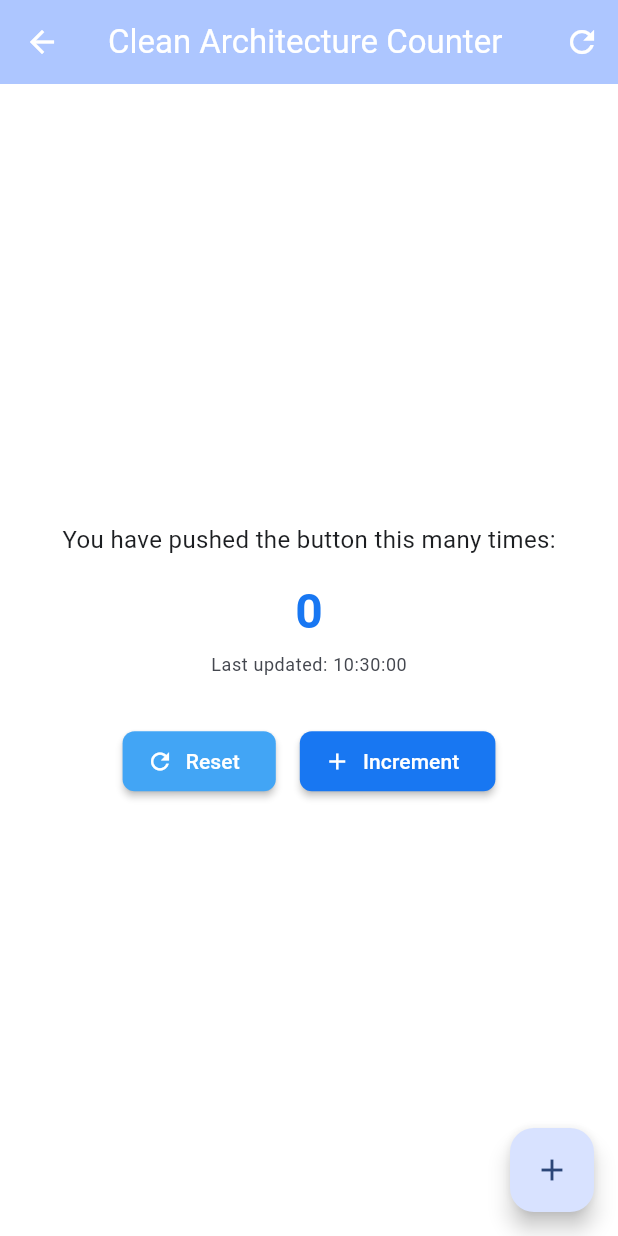
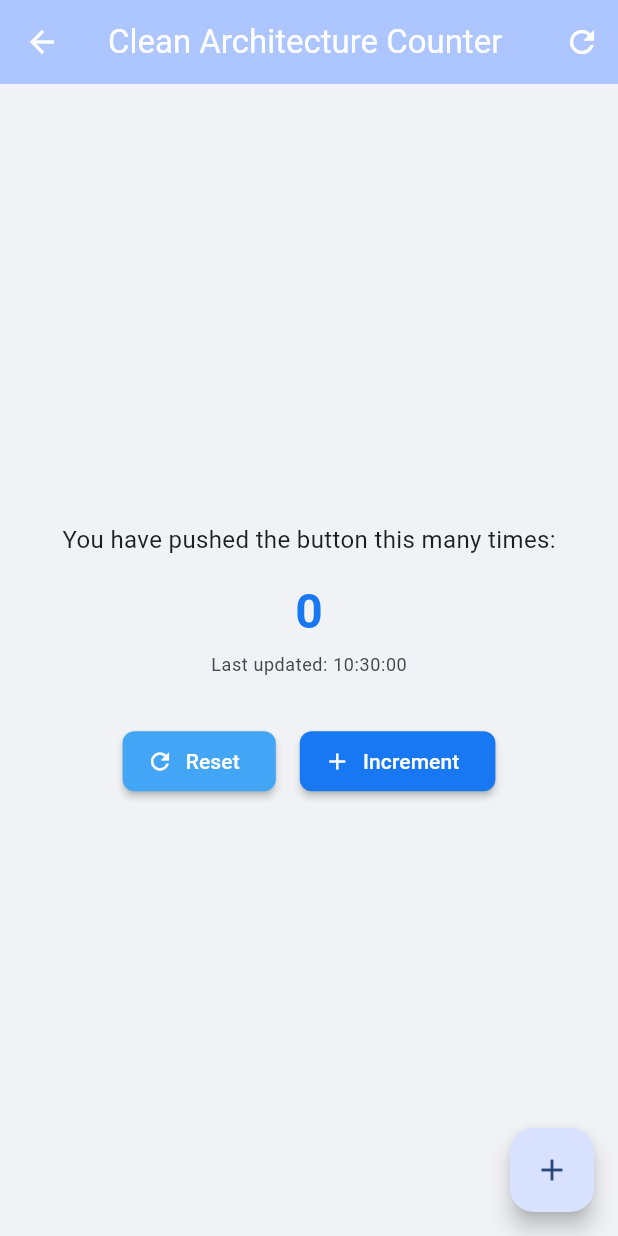
Before and after one commit to kael-moreno/flutter-base, a Flutter app: the screen it shows after launch, after a tap on "Counter Feature", on a phone screen of 412 x 824 dp. Run offline on Flutter 3.47's test engine with Material 3 defaults, Android fonts, the phone set to English and light mode, and no system bars; our stand-ins replace dartz, dio, flutter_riverpod.

Commit message:
feat: Refactor HomePage and main.dart for improved theme consistency and navigation bar styling

```diff
--- a/lib/home_page.dart
+++ b/lib/home_page.dart
@@ -9,13 +9,7 @@ class HomePage extends StatelessWidget {
   @override
   Widget build(BuildContext context) {
     return Scaffold(
-      backgroundColor: Theme.of(context).colorScheme.background,
-      appBar: AppBar(
-        title: const Text('Clean Architecture Demo'),
-        backgroundColor: Theme.of(context).colorScheme.primary,
-        foregroundColor: Colors.white,
-        elevation: 0,
-      ),
+      appBar: AppBar(title: const Text('Clean Architecture Demo')),
       body: Padding(
         padding: const EdgeInsets.all(16.0),
         child: Column(
--- a/lib/main.dart
+++ b/lib/main.dart
@@ -4,14 +4,11 @@ import 'package:flutter_riverpod/flutter_riverpod.dart';
 import 'home_page.dart';
 
 void main() {
-  // Configure system navigation bar to match Facebook theme
+  // Configure system navigation bar - will be overridden by theme
   SystemChrome.setSystemUIOverlayStyle(
     const SystemUiOverlayStyle(
-      systemNavigationBarColor: Color(0xFFF0F2F5), // Facebook light gray
+      systemNavigationBarColor: Colors.transparent,
       systemNavigationBarDividerColor: Colors.transparent,
-      systemNavigationBarIconBrightness: Brightness.dark,
-      statusBarColor: Color(0xFF1877F2), // Facebook blue
-      statusBarIconBrightness: Brightness.light,
     ),
   );
 
@@ -27,7 +24,16 @@ class MyApp extends StatelessWidget {
       top: false, // Let AppBar handle the top
       child: MaterialApp(
         title: 'Clean Architecture Flutter Demo',
-        theme: ThemeData(
+        theme: _buildLightTheme(),
+        darkTheme: _buildDarkTheme(),
+        themeMode: ThemeMode.system, // Follows system theme
+        home: const HomePage(),
+      ),
+    );
+  }
+
+  ThemeData _buildLightTheme() {
+    return ThemeData(
       colorScheme:
           ColorScheme.fromSeed(
             seedColor: const Color(0xFF1877F2), // Facebook blue
@@ -41,13 +47,13 @@ class MyApp extends StatelessWidget {
             onSurface: const Color(0xFF1C1E21), // Facebook dark text
           ),
       useMaterial3: true,
-          // Configure system UI overlay for consistent navigation bar
-          appBarTheme: AppBarTheme(
-            backgroundColor: const Color(0xFF1877F2), // Facebook blue
+      scaffoldBackgroundColor: const Color(0xFFF0F2F5), // Facebook light gray
+      appBarTheme: const AppBarTheme(
+        backgroundColor: Color(0xFF1877F2), // Facebook blue
         foregroundColor: Colors.white,
         elevation: 0,
-            systemOverlayStyle: const SystemUiOverlayStyle(
-              systemNavigationBarColor: Colors.transparent,
+        systemOverlayStyle: SystemUiOverlayStyle(
+          systemNavigationBarColor: Color(0xFFF0F2F5),
           systemNavigationBarIconBrightness: Brightness.dark,
           statusBarColor: Color(0xFF1877F2),
           statusBarIconBrightness: Brightness.light,
@@ -58,9 +64,7 @@ class MyApp extends StatelessWidget {
           backgroundColor: const Color(0xFF1877F2),
           foregroundColor: Colors.white,
           elevation: 2,
-              shape: RoundedRectangleBorder(
-                borderRadius: BorderRadius.circular(8),
-              ),
+          shape: RoundedRectangleBorder(borderRadius: BorderRadius.circular(8)),
         ),
       ),
       cardTheme: const CardThemeData(
@@ -70,8 +74,56 @@ class MyApp extends StatelessWidget {
           borderRadius: BorderRadius.all(Radius.circular(12)),
         ),
       ),
+    );
+  }
+
+  ThemeData _buildDarkTheme() {
+    return ThemeData(
+      colorScheme:
+          ColorScheme.fromSeed(
+            seedColor: const Color(0xFF1877F2), // Facebook blue
+            brightness: Brightness.dark,
+          ).copyWith(
+            primary: const Color(
+              0xFF4E9FFF,
+            ), // Lighter Facebook blue for dark mode
+            secondary: const Color(0xFF42A5F5), // Blue accent
+            surface: const Color(0xFF242526), // Facebook dark surface
+            onPrimary: Colors.white,
+            onSecondary: Colors.white,
+            onSurface: const Color(0xFFE4E6EA), // Facebook light text on dark
           ),
-        home: const HomePage(),
+      useMaterial3: true,
+      scaffoldBackgroundColor: const Color(
+        0xFF18191A,
+      ), // Facebook dark background
+      appBarTheme: const AppBarTheme(
+        backgroundColor: Color(0xFF242526), // Facebook dark surface
+        foregroundColor: Color(0xFFE4E6EA), // Facebook light text
+        elevation: 0,
+        systemOverlayStyle: SystemUiOverlayStyle(
+          systemNavigationBarColor: Color(0xFF18191A),
+          systemNavigationBarIconBrightness: Brightness.light,
+          statusBarColor: Color(0xFF242526),
+          statusBarIconBrightness: Brightness.light,
+        ),
+      ),
+      elevatedButtonTheme: ElevatedButtonThemeData(
+        style: ElevatedButton.styleFrom(
+          backgroundColor: const Color(
+            0xFF4E9FFF,
+          ), // Lighter blue for dark mode
+          foregroundColor: Colors.white,
+          elevation: 2,
+          shape: RoundedRectangleBorder(borderRadius: BorderRadius.circular(8)),
+        ),
+      ),
+      cardTheme: const CardThemeData(
+        color: Color(0xFF242526), // Facebook dark surface for cards
+        elevation: 1,
+        shape: RoundedRectangleBorder(
+          borderRadius: BorderRadius.all(Radius.circular(12)),
+        ),
       ),
     );
   }
```
Lines whose indentation alone changed are shown as unchanged.
